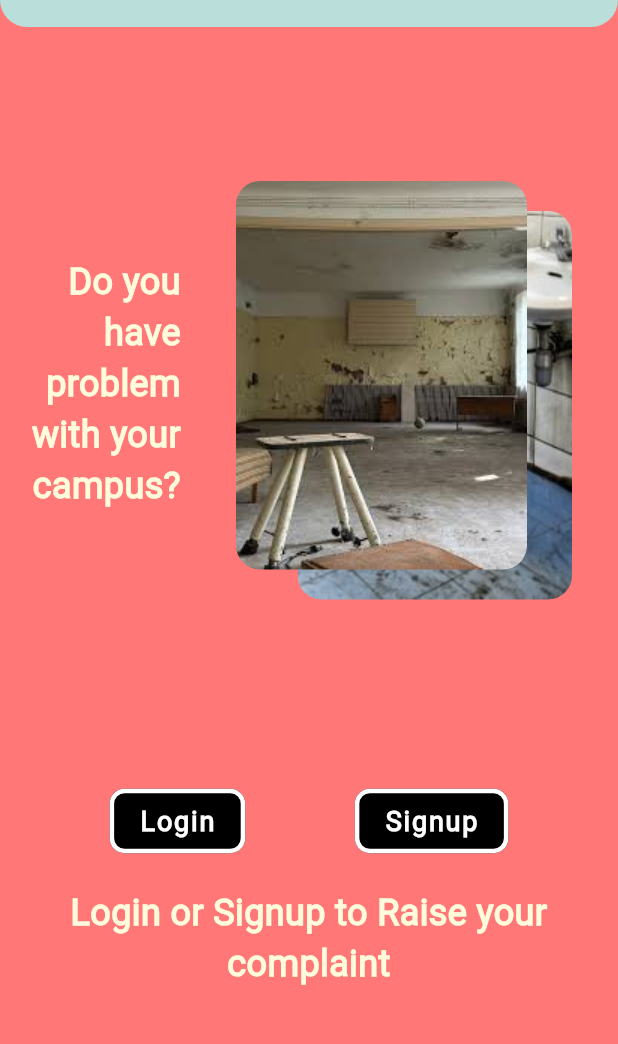
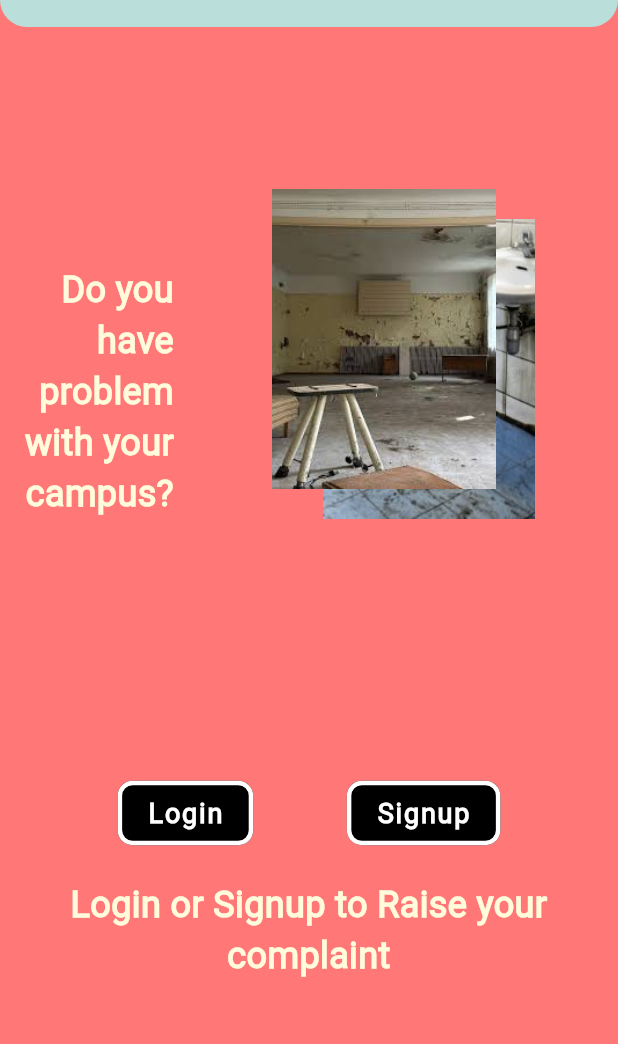
Before and after one commit to meetasati07/Campus_Complaint, a Flutter app: the screen it shows after launch, on a phone screen of 412 x 824 dp, the part 93-1137 px from its top. Run offline on Flutter 3.47's test engine with Material 3 defaults, Android fonts, the phone set to English and light mode, and no system bars.

Commit message:
Implemented Navigation between landing, login, signup and home pages

```diff
--- a/lib/pages/landing_page.dart
+++ b/lib/pages/landing_page.dart
@@ -1,3 +1,5 @@
+import 'package:campus_complaint/pages/login_page.dart';
+import 'package:campus_complaint/pages/signup_page.dart';
 import 'package:flutter/material.dart';
 
 class LandingPage extends StatelessWidget {
@@ -9,13 +11,15 @@ class LandingPage extends StatelessWidget {
       backgroundColor: Theme.of(context).scaffoldBackgroundColor,
       appBar: AppBar(title: Text('Campus Complaint')),
       body: Center(
+        child: Padding(
+          padding: const EdgeInsets.all(16.0),
           child: Column(
             mainAxisAlignment: MainAxisAlignment.spaceEvenly,
             children: [
               Expanded(
                 flex: 0,
                 child: Row(
-                mainAxisAlignment: MainAxisAlignment.spaceEvenly,
+                  mainAxisAlignment: MainAxisAlignment.spaceBetween,
                   children: [
                     SizedBox(
                       width: 100,
@@ -31,13 +35,16 @@ class LandingPage extends StatelessWidget {
                       ),
                     ),
                     SizedBox(
-                    width: 250,
+                      width: 220,
                       height: 300,
                       child: Stack(
                         children: [
                           Positioned(
                             right: 10,
                             top: 20,
+                            child: SizedBox(
+                              height: 200,
+                              width: 200,
                               child: ClipRRect(
                                 borderRadius: BorderRadius.circular(16),
                                 child: Image(
@@ -51,15 +58,21 @@ class LandingPage extends StatelessWidget {
                                       ) {
                                         return AnimatedOpacity(
                                           opacity: frame == null ? 0 : 1,
-                                      duration: Duration(milliseconds: 2000),
+                                          duration: Duration(
+                                            milliseconds: 2000,
+                                          ),
                                           child: child,
                                         );
                                       },
                                 ),
                               ),
                             ),
+                          ),
                           Positioned(
                             right: 40,
+                            child: SizedBox(
+                              width: 200,
+                              height: 200,
                               child: ClipRRect(
                                 borderRadius: BorderRadius.circular(16),
                                 child: Image(
@@ -80,6 +93,7 @@ class LandingPage extends StatelessWidget {
                                 ),
                               ),
                             ),
+                          ),
                         ],
                       ),
                     ),
@@ -91,20 +105,33 @@ class LandingPage extends StatelessWidget {
                   Row(
                     mainAxisAlignment: MainAxisAlignment.spaceEvenly,
                     children: [
-                    TextButton(onPressed: () {}, child: Text('Login')),
-                    TextButton(onPressed: () {}, child: Text('Signup')),
+                      TextButton(
+                        onPressed: () {
+                          Navigator.push(
+                            context,
+                            MaterialPageRoute(builder: (_) => LoginPage()),
+                          );
+                        },
+                        child: Text('Login'),
+                      ),
+                      TextButton(
+                        onPressed: () {
+                          Navigator.push(
+                            context,
+                            MaterialPageRoute(builder: (_) => SignupPage()),
+                          );
+                        },
+                        child: Text('Signup'),
+                      ),
                     ],
                   ),
-                SizedBox(
-                  height: 20,
-                ),
+                  SizedBox(height: 20),
                   Text(
                     'Login or Signup to Raise your complaint',
                     style: TextStyle(
                       color: Theme.of(context).primaryColor,
                       fontSize: 24,
                       fontWeight: FontWeight.bold,
-
                     ),
                     textAlign: TextAlign.center,
                   ),
@@ -113,6 +140,7 @@ class LandingPage extends StatelessWidget {
             ],
           ),
         ),
+      ),
     );
   }
 }
```
Also changed, not shown: lib/pages/login_page.dart (+19 -3 lines), lib/pages/signup_page.dart (+18 -2 lines). Lines whose indentation alone changed are shown as unchanged.
